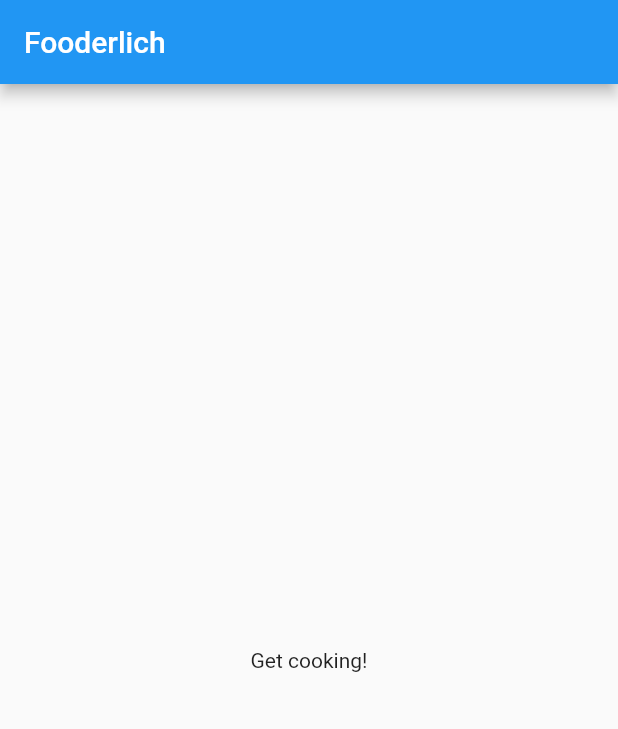
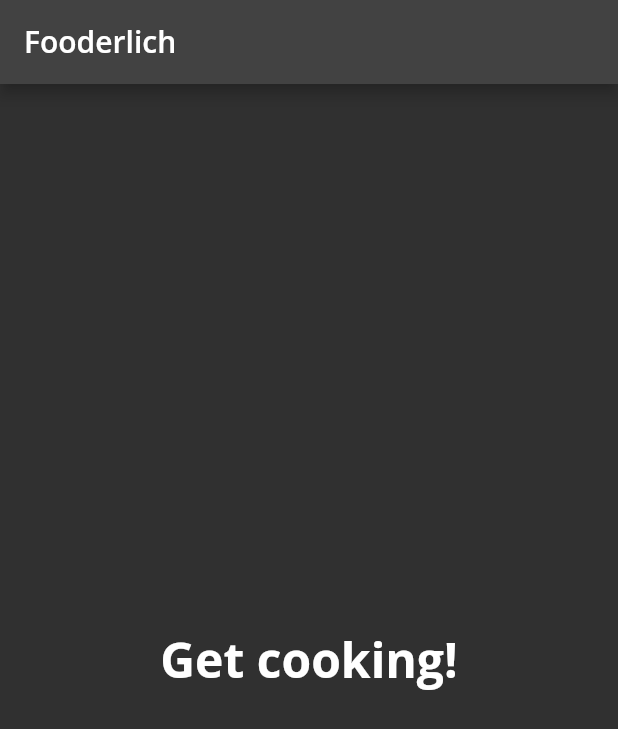
Before and after one commit to okellomano/Fooder, a Flutter app: the screen it shows after launch, on a phone screen of 412 x 824 dp. Shown: the top 729 px of the screen. Run offline on Flutter 3.47's test engine with Material 2 defaults, Android fonts, the phone set to English and light mode, and no system bars; our stand-ins replace google_fonts.

Commit message:
implemented dark and light themes

```diff
--- /dev/null
+++ b/lib/fooderlich_theme.dart
@@ -0,0 +1,48 @@
+import 'package:flutter/material.dart';
+import 'package:google_fonts/google_fonts.dart';
+
+class FooderlichTheme {
+  static TextTheme lightTextTheme = TextTheme(
+    bodyText1: GoogleFonts.openSans(
+        fontSize: 14.0, fontWeight: FontWeight.w700, color: Colors.black),
+    headline1: GoogleFonts.openSans(
+        fontSize: 32.0, fontWeight: FontWeight.bold, color: Colors.black),
+    headline2: GoogleFonts.openSans(
+        fontSize: 21.0, fontWeight: FontWeight.w700, color: Colors.black),
+    headline3: GoogleFonts.openSans(
+        fontSize: 16.0, fontWeight: FontWeight.w600, color: Colors.black),
+    headline6: GoogleFonts.openSans(
+        fontSize: 20.0, fontWeight: FontWeight.w600, color: Colors.black),
+  );
+  static TextTheme darkTextTheme = TextTheme(
+    bodyText1: GoogleFonts.openSans(
+        fontSize: 14.0, fontWeight: FontWeight.w600, color: Colors.white),
+    headline1: GoogleFonts.openSans(
+        fontSize: 32.0, fontWeight: FontWeight.bold, color: Colors.white),
+    headline2: GoogleFonts.openSans(
+        fontSize: 21.0, fontWeight: FontWeight.w700, color: Colors.white),
+    headline3: GoogleFonts.openSans(
+        fontSize: 16.0, fontWeight: FontWeight.w600, color: Colors.white),
+    headline6: GoogleFonts.openSans(
+        fontSize: 20.0, fontWeight: FontWeight.w600, color: Colors.white),
+  );
+  static ThemeData light() {
+    return ThemeData(
+      brightness: Brightness.light,
+      primaryColor: Colors.white,
+      accentColor: Colors.black,
+      textSelectionTheme:
+          const TextSelectionThemeData(selectionColor: Colors.green),
+      textTheme: lightTextTheme,
+    );
+  }
+
+  static ThemeData dark() {
+    return ThemeData(
+      brightness: Brightness.dark,
+      primaryColor: Colors.grey[900],
+      accentColor: Colors.green[600],
+      textTheme: darkTextTheme,
+    );
+  }
+}
--- a/lib/main.dart
+++ b/lib/main.dart
@@ -1,4 +1,5 @@
 import 'package:flutter/material.dart';
+import 'package:fooderlich/fooderlich_theme.dart';
 
 void main() {
   runApp(const Fooderlich());
@@ -9,12 +10,19 @@ class Fooderlich extends StatelessWidget {
 
   @override
   Widget build(BuildContext context) {
+    final theme = FooderlichTheme.dark();
     return MaterialApp(
+      theme: theme,
       title: 'Fooderlich',
       home: Scaffold(
-        appBar: AppBar(title: const Text('Fooderlich')),
-        body: const Center(
-          child: Text('Get cooking!'),
+        appBar: AppBar(
+          title: Text('Fooderlich', style: theme.textTheme.headline6),
+        ),
+        body: Center(
+          child: Text(
+            'Get cooking!',
+            style: theme.textTheme.headline1,
+          ),
         ),
       ),
     );
--- a/pubspec.yaml
+++ b/pubspec.yaml
@@ -34,6 +34,7 @@ dependencies:
   # The following adds the Cupertino Icons font to your application.
   # Use with the CupertinoIcons class for iOS style icons.
   cupertino_icons: ^1.0.2
+  google_fonts: ^3.0.1
 
 dev_dependencies:
   flutter_test:
```
Also changed, not shown: lib/home.dart (added), pubspec.lock, 1 other file.
